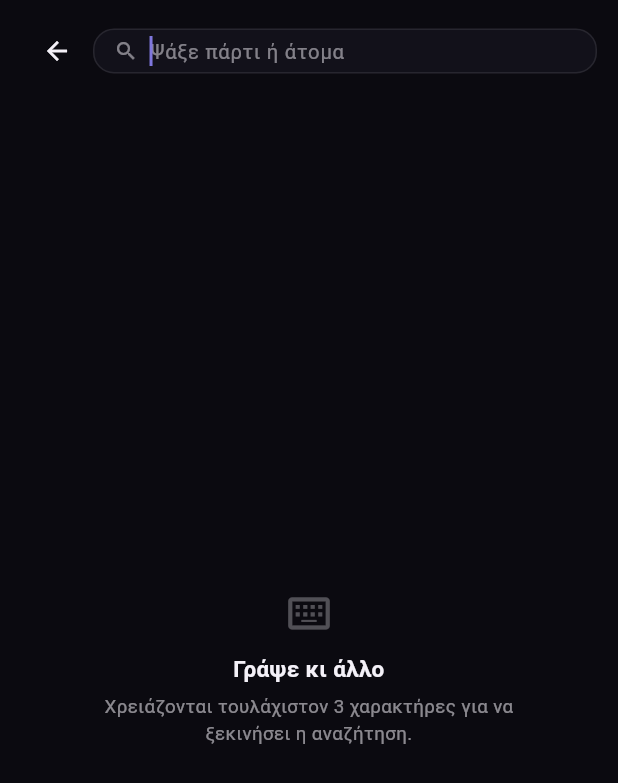
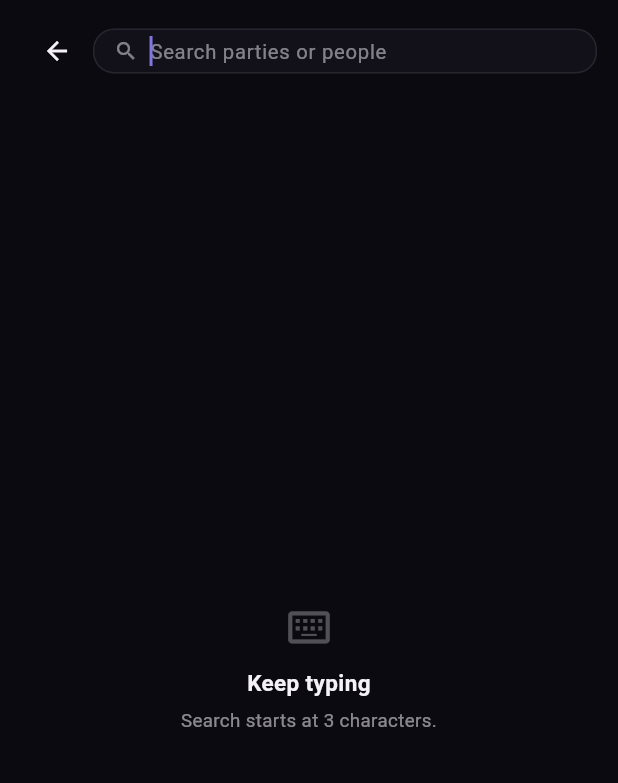
Before and after one commit to PanMaka/MyParty, a Flutter app: the SearchScreen screen opened directly, on a phone screen of 412 x 824 dp. Shown: the top 783 px of the screen. Run offline on Flutter 3.47's test engine with Material 3 defaults, Android fonts, the phone set to English and light mode, and no system bars; our stand-ins replace firebase_core, firebase_messaging, flutter_dotenv, flutter_map, geolocator, google_fonts and 3 more; accounts and stored records are empty; network calls fail; Roboto replaces fonts that are missing (Commissioner).

Commit message:
feat: the map tab and search speak English
Chips, search field, legend, empty/error states, section headings and the
party sheet. Τώρα -> Live and Το ΣΚ -> Weekend as asked; the rest follows
the same pass.

The sheet also switches to the English date twins that already existed for
the profile tab (formatPartyStartEn/formatPartyPastEn), so a party reads
"Sat 8 Aug, 23:30" rather than "Σάβ 8 Αύγ, 23:30". No new formatter: this
is exactly the case english_date.dart was written for.

TWO SHARED WIDGETS NEEDED A DECISION, BECAUSE THE APP IS STILL GREEK
EVERYWHERE ELSE.

PrivacyBadge is rendered by seven surfaces, five of them untranslated
(feed, events, chat, profile, story picker). Translating it outright would
have turned those English by side effect, so it takes an opt-in `english`
flag that only MapPinSheet passes, defaulted to Greek so no unasked call
site moves. That is the same trade english_date.dart already made against
greek_date.dart -- duplicate the small thing rather than thread a locale
through every call site, until there is a real localisation layer for all
three to collapse into.

showReportSheet is NOT translated and is the one Greek surface left in the
map tab, one tap deep behind the ⋯ button. Its contents are shared with
feed, profile and post comments, so translating them leaks the same way,
and which way to resolve it is a product call rather than a mechanical one.
The tooltip that opens it is English.

Greek CONTENT is untouched on purpose: party titles, Athens neighbourhoods
(Κουκάκι, Ψυρρή), host-written descriptions, and the greeklish query
fixtures that exist to exercise search_normalize. A party in Κουκάκι is
still in Κουκάκι on an English map, and anglicising the fixtures would
make them stop resembling what the RPC returns.

Tests follow the same split -- chrome assertions translated, content
assertions left alone. flutter analyze clean, 194 tests pass.

Co-Authored-By: Claude Opus 5 <noreply@anthropic.com>

```diff
--- a/myparty/lib/ui/screens/search_screen.dart
+++ b/myparty/lib/ui/screens/search_screen.dart
@@ -161,7 +161,7 @@ class _SearchScreenState extends State<SearchScreen> {
           IconButton(
             onPressed: () => Navigator.of(context).pop(),
             icon: const Icon(Icons.arrow_back, size: 20, color: AppColors.text),
-            tooltip: 'Πίσω',
+            tooltip: 'Back',
           ),
           Expanded(
             child: Container(
@@ -185,7 +185,7 @@ class _SearchScreenState extends State<SearchScreen> {
                       decoration: InputDecoration(
                         isDense: true,
                         border: InputBorder.none,
-                        hintText: 'Ψάξε πάρτι ή άτομα',
+                        hintText: 'Search parties or people',
                         hintStyle: TextStyle(fontSize: 13.5, color: AppColors.textAlpha(0.5)),
                       ),
                     ),
@@ -211,9 +211,8 @@ class _SearchScreenState extends State<SearchScreen> {
     if (_query.length < SearchScreen.minQueryLength) {
       return _hint(
         icon: Icons.keyboard_alt_outlined,
-        title: 'Γράψε κι άλλο',
-        detail: 'Χρειάζονται τουλάχιστον ${SearchScreen.minQueryLength} χαρακτήρες '
-            'για να ξεκινήσει η αναζήτηση.',
+        title: 'Keep typing',
+        detail: 'Search starts at ${SearchScreen.minQueryLength} characters.',
       );
     }
     if (_loading) {
@@ -222,16 +221,16 @@ class _SearchScreenState extends State<SearchScreen> {
     if (_error != null) {
       return _hint(
         icon: Icons.cloud_off,
-        title: 'Κάτι πήγε στραβά',
-        detail: 'Δεν μπορέσαμε να ολοκληρώσουμε την αναζήτηση. Δοκίμασε ξανά.',
+        title: 'Something went wrong',
+        detail: 'We could not finish the search. Try again.',
       );
     }
     if (_people.isEmpty && _partyHits.isEmpty) {
       return _hint(
         icon: Icons.search_off,
-        title: 'Κανένα αποτέλεσμα',
-        detail: 'Δεν βρέθηκε πάρτι ή άτομο για «$_query». '
-            'Η αναζήτηση ξεκινάει από την αρχή της λέξης.',
+        title: 'No results',
+        detail: 'Nothing found for “$_query”. '
+            'Search matches from the start of a word.',
       );
     }
 
@@ -239,18 +238,18 @@ class _SearchScreenState extends State<SearchScreen> {
       padding: const EdgeInsets.fromLTRB(14, 4, 14, 24),
       children: [
         if (_people.isNotEmpty) ...[
-          _sectionTitle('Άτομα'),
+          _sectionTitle('People'),
           for (final p in _people) _personTile(p),
         ],
         if (_partyHits.upcoming.isNotEmpty) ...[
-          _sectionTitle('Επερχόμενα'),
+          _sectionTitle('Upcoming'),
           for (final pin in _partyHits.upcoming) _partyTile(pin, past: false),
         ],
         // Past parties are shown, not hidden: "find that party from May" is a
         // real use. The split comes from the server's party_is_past(), not from
         // a second opinion computed here.
         if (_partyHits.past.isNotEmpty) ...[
-          _sectionTitle('Πέρασαν'),
+          _sectionTitle('Past'),
           for (final pin in _partyHits.past) _partyTile(pin, past: true),
         ],
       ],
@@ -293,7 +292,7 @@ class _SearchScreenState extends State<SearchScreen> {
                       overflow: TextOverflow.ellipsis,
                       style: const TextStyle(fontSize: 14, fontWeight: FontWeight.w600)),
                   const SizedBox(height: 2),
-                  Text('${profile.followerCount} ακόλουθοι',
+                  Text('${profile.followerCount} followers',
                       style: TextStyle(fontSize: 11.5, color: AppColors.textAlpha(0.55))),
                 ],
               ),
@@ -348,7 +347,7 @@ class _SearchScreenState extends State<SearchScreen> {
                         const SizedBox(width: 5),
                         Flexible(
                           child: Text(
-                            pin.area ?? (pin.isPrivate ? 'Ιδιωτικό' : 'Δημόσιο'),
+                            pin.area ?? (pin.isPrivate ? 'Private' : 'Public'),
                             maxLines: 1,
                             overflow: TextOverflow.ellipsis,
                             style: AppTextStyles.mono(
```
Also changed, not shown: myparty/lib/ui/screens/map_screen.dart (+10 -10 lines), myparty/lib/ui/widgets/map_pin_sheet.dart (+15 -15 lines), myparty/lib/ui/widgets/privacy_badge.dart (+25 -3 lines), 2 other files.
